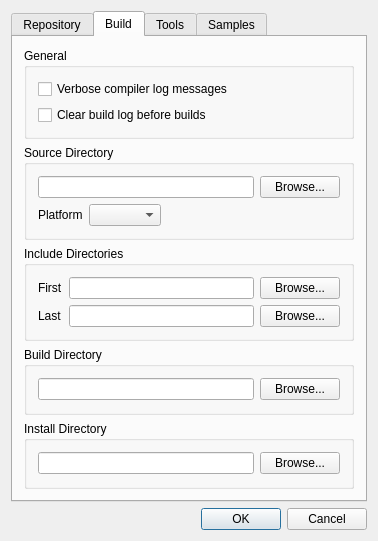
Before: the Qt Designer form nut/tools/qnutconf/src/settingsdialog.ui in UweBonnes/ethernut, drawn with Qt 5.
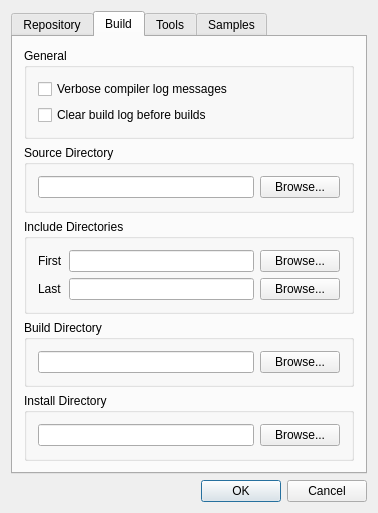
After: the same form once the commit is applied. The open tabs and pages were chosen to show the change.

```diff
--- a/nut/tools/qnutconf/src/settingsdialog.ui
+++ b/nut/tools/qnutconf/src/settingsdialog.ui
@@ -158,36 +158,6 @@
             </item>
            </layout>
           </item>
-          <item>
-           <layout class="QHBoxLayout" name="horizontalLayout_3">
-            <item>
-             <widget class="QLabel" name="label">
-              <property name="text">
-               <string>Platform</string>
-              </property>
-              <property name="buddy">
-               <cstring>cb_Platform</cstring>
-              </property>
-             </widget>
-            </item>
-            <item>
-             <widget class="QComboBox" name="cb_Platform"/>
-            </item>
-            <item>
-             <spacer name="horizontalSpacer_2">
-              <property name="orientation">
-               <enum>Qt::Horizontal</enum>
-              </property>
-              <property name="sizeHint" stdset="0">
-               <size>
-                <width>40</width>
-                <height>20</height>
-               </size>
-              </property>
-             </spacer>
-            </item>
-           </layout>
-          </item>
          </layout>
         </widget>
        </item>
```
Left out of the diff: 4 changed lines with no effect on the pictures.
